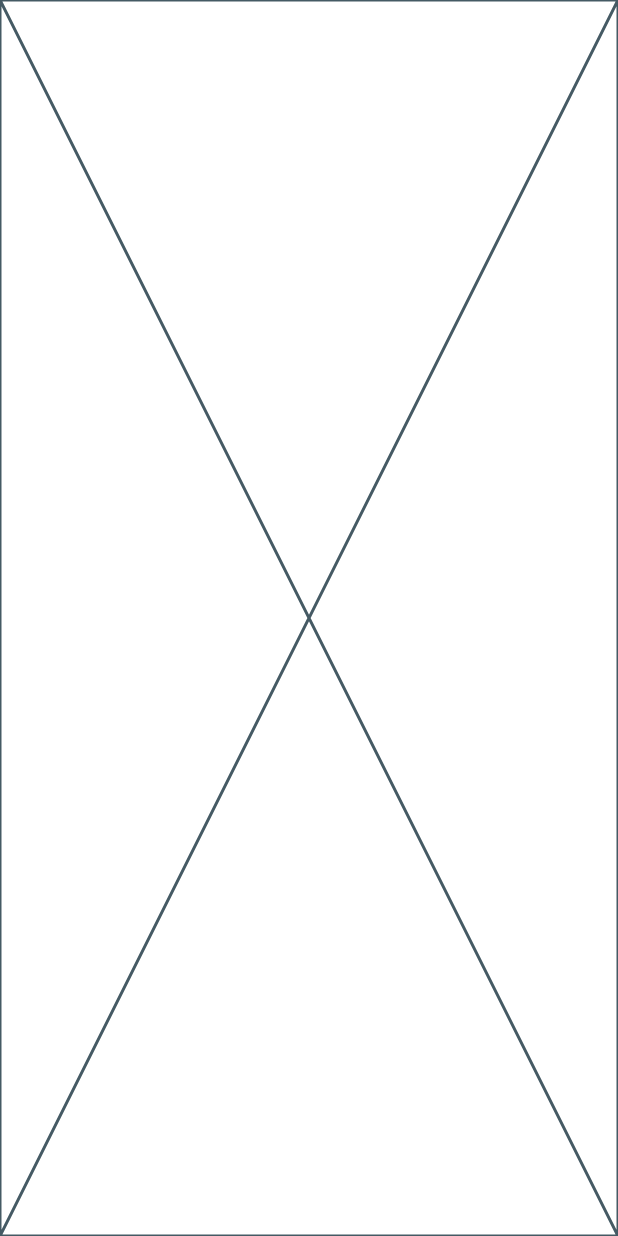
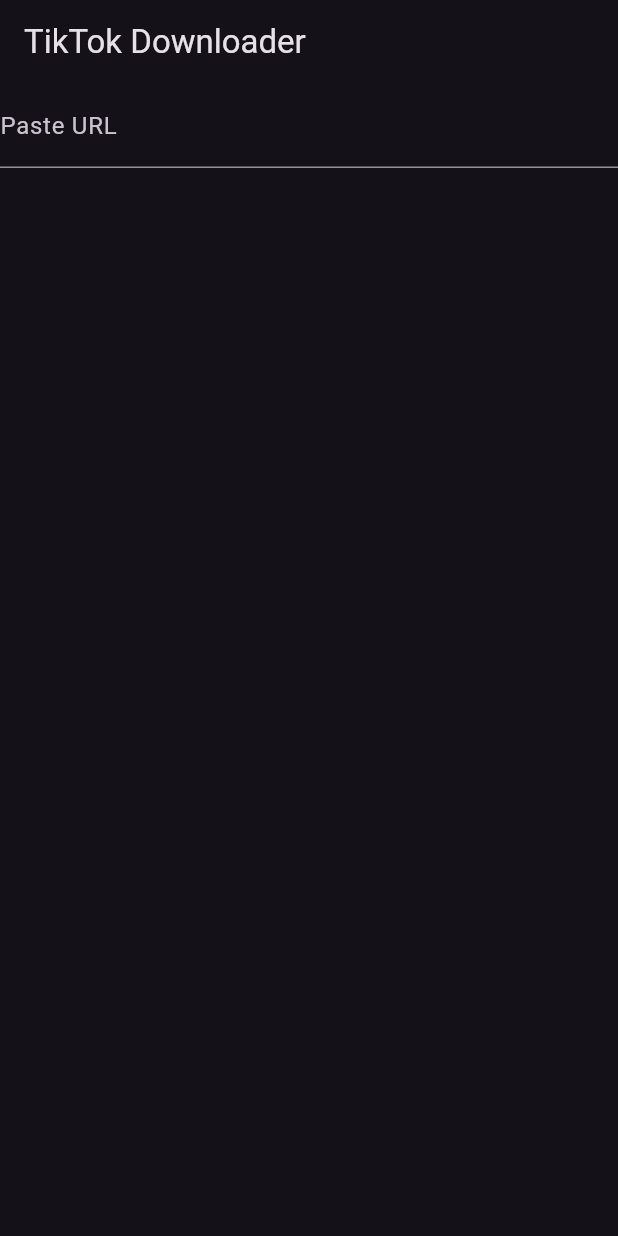
Before and after one commit to mrnipundilshan/TikTok-Video-Downloader-APP, a Flutter app: the screen it shows after launch, on a phone screen of 412 x 824 dp. Run offline on Flutter 3.47's test engine with Material 3 defaults, Android fonts, the phone set to English and light mode, and no system bars.

Commit message:
new changes

```diff
--- a/lib/homepage.dart
+++ b/lib/homepage.dart
@@ -5,6 +5,22 @@ class homepage extends StatelessWidget {
 
   @override
   Widget build(BuildContext context) {
-    return const Placeholder();
+    TextEditingController _LinkTextController = TextEditingController();
+    return Scaffold(
+      appBar: AppBar(
+        title: const Text("TikTok Downloader"),
+      ),
+      body: Column(
+        children: [
+          TextField(
+            controller: _LinkTextController,
+            decoration: const InputDecoration(
+              label: Text("Paste URL"),
+            ),
+            cursorColor: Colors.white,
+          )
+        ],
+      ),
+    );
   }
 }
--- a/lib/main.dart
+++ b/lib/main.dart
@@ -10,7 +10,8 @@ class MyApp extends StatelessWidget {
 
   @override
   Widget build(BuildContext context) {
-    return const MaterialApp(
+    return MaterialApp(
+      theme: ThemeData(brightness: Brightness.dark),
       title: "TIk Tok Video Downloader APP",
       debugShowCheckedModeBanner: false,
       home: homepage(),
```
